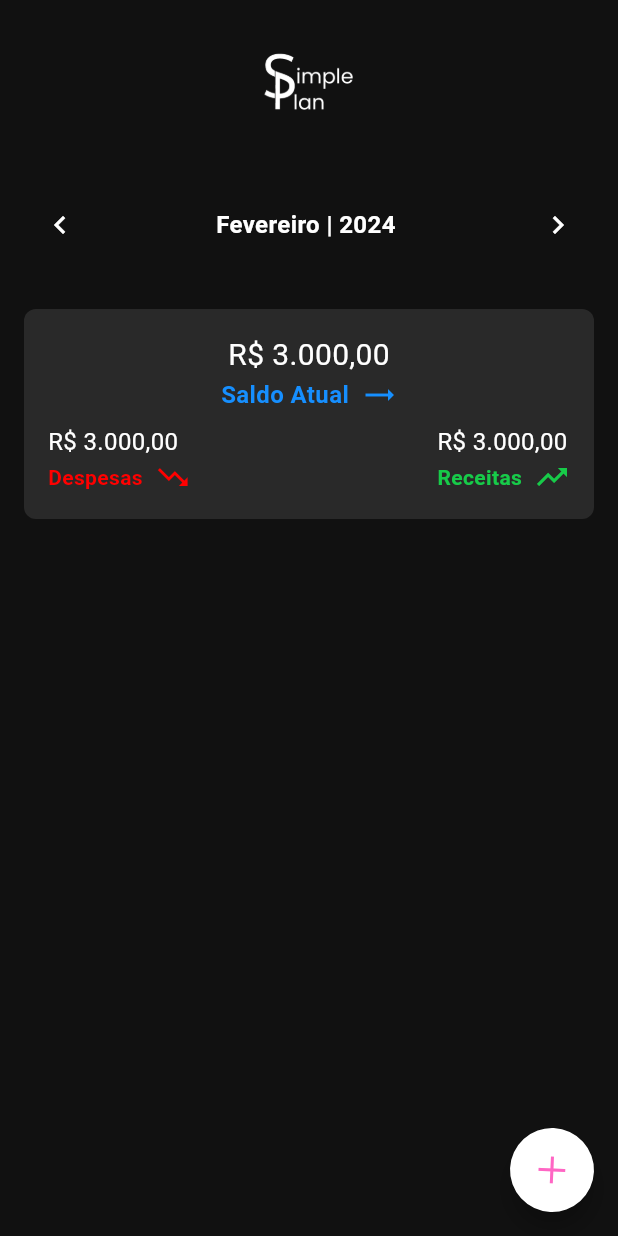
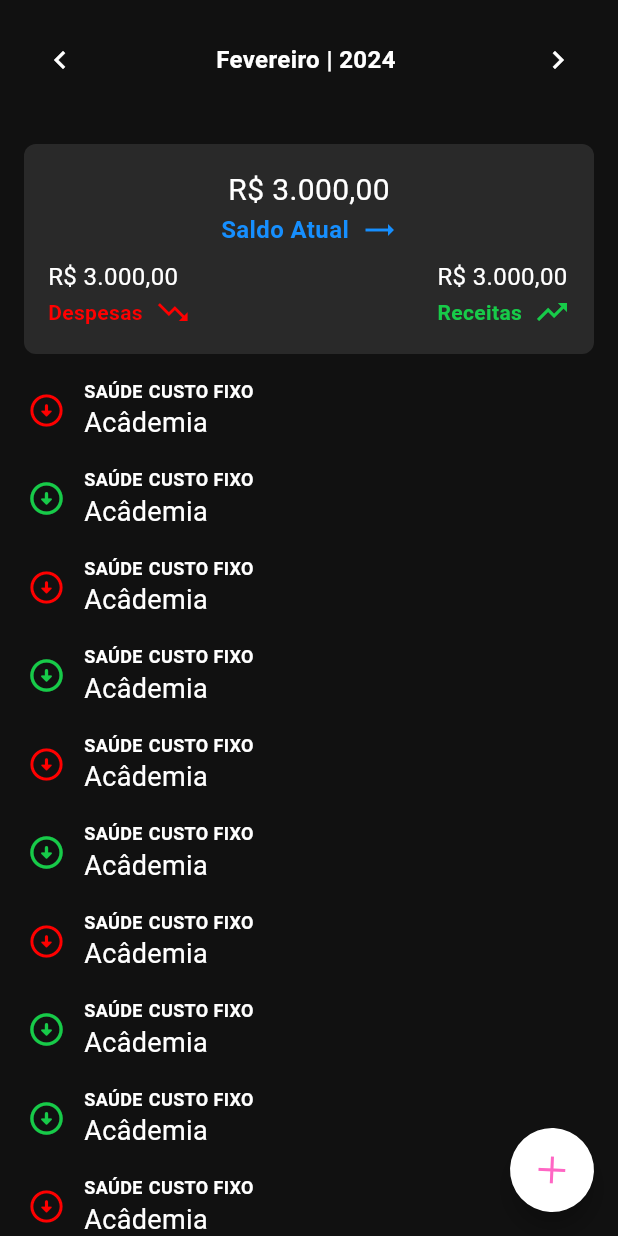
Before and after one commit to youngNyvek/simple-plan, a Flutter app: the screen it shows after launch, on a phone screen of 412 x 824 dp. Run offline on Flutter 3.47's test engine with Material 3 defaults, Android fonts, the phone set to English and light mode, and no system bars.

Commit message:
feat: initiating list of expenses and revenues

```diff
--- a/lib/screens/home/home.dart
+++ b/lib/screens/home/home.dart
@@ -66,13 +66,9 @@ class _HomeState extends State<Home> {
     return Scaffold(
         body: Center(
             child: Column(children: [
-          Image.asset(
-            "assets/images/simplePlan_logo_text.png",
-            width: 80,
-            height: 110,
-          ),
           selectedMonth(),
-          principalData()
+          principalData(),
+          cashFlowByMonth()
         ])),
         floatingActionButton: const ExpandableFab());
   }
@@ -206,4 +202,116 @@ class _HomeState extends State<Home> {
               ],
             )));
   }
+
+  Widget cashFlowByMonth() {
+    return Expanded(
+        flex: 1,
+        child: ListView(
+          // This next line does the trick.
+          scrollDirection: Axis.vertical,
+          children: [
+            cashFlowCard(ThemeColors.red),
+            const SizedBox(
+              height: 16,
+            ),
+            cashFlowCard(ThemeColors.green),
+            const SizedBox(
+              height: 16,
+            ),
+            cashFlowCard(ThemeColors.red),
+            const SizedBox(
+              height: 16,
+            ),
+            cashFlowCard(ThemeColors.green),
+            const SizedBox(
+              height: 16,
+            ),
+            cashFlowCard(ThemeColors.red),
+            const SizedBox(
+              height: 16,
+            ),
+            cashFlowCard(ThemeColors.green),
+            const SizedBox(
+              height: 16,
+            ),
+            cashFlowCard(ThemeColors.red),
+            const SizedBox(
+              height: 16,
+            ),
+            cashFlowCard(ThemeColors.green),
+            const SizedBox(
+              height: 16,
+            ),
+            cashFlowCard(ThemeColors.green),
+            const SizedBox(
+              height: 16,
+            ),
+            cashFlowCard(ThemeColors.red),
+            const SizedBox(
+              height: 16,
+            ),
+            cashFlowCard(ThemeColors.green),
+            const SizedBox(
+              height: 16,
+            ),
+            cashFlowCard(ThemeColors.red),
+            const SizedBox(
+              height: 16,
+            ),
+            cashFlowCard(ThemeColors.green),
+            const SizedBox(
+              height: 16,
+            ),
+            cashFlowCard(ThemeColors.red),
+            const SizedBox(
+              height: 16,
+            ),
+            cashFlowCard(ThemeColors.green)
+          ],
+        ));
+  }
+
+  Widget cashFlowCard(Color iconColor) {
+    return Container(
+      padding: const EdgeInsets.symmetric(horizontal: 18),
+      child: Row(children: [
+        Icon(
+          Icons.arrow_circle_down_rounded,
+          size: 26,
+          color: iconColor,
+        ),
+        const SizedBox(
+          width: 12,
+        ),
+        const Column(
+          crossAxisAlignment: CrossAxisAlignment.start,
+          children: [
+            Row(children: [
+              Text(
+                "SAÚDE",
+                style: TextStyle(
+                    color: Colors.white,
+                    fontSize: 12,
+                    fontWeight: FontWeight.bold),
+              ),
+              SizedBox(
+                width: 4,
+              ),
+              Text(
+                "CUSTO FIXO",
+                style: TextStyle(
+                    color: Colors.white,
+                    fontSize: 12,
+                    fontWeight: FontWeight.bold),
+              ),
+            ]),
+            Text(
+              "Acâdemia",
+              style: TextStyle(color: Colors.white, fontSize: 18),
+            )
+          ],
+        )
+      ]),
+    );
+  }
 }
```
